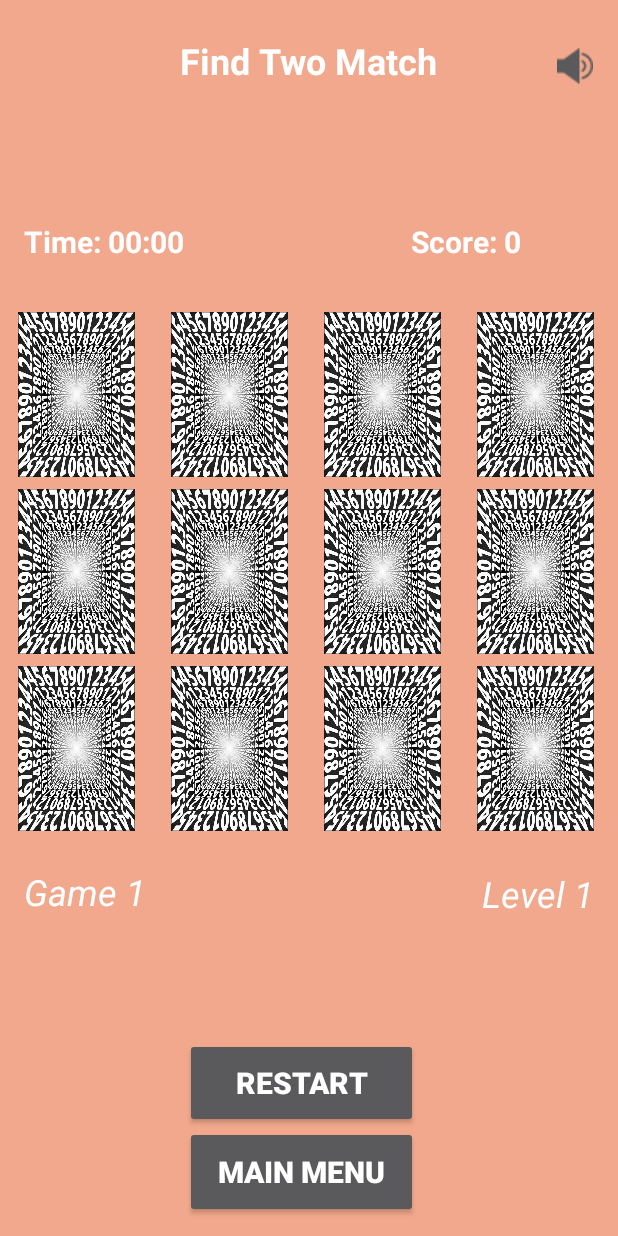
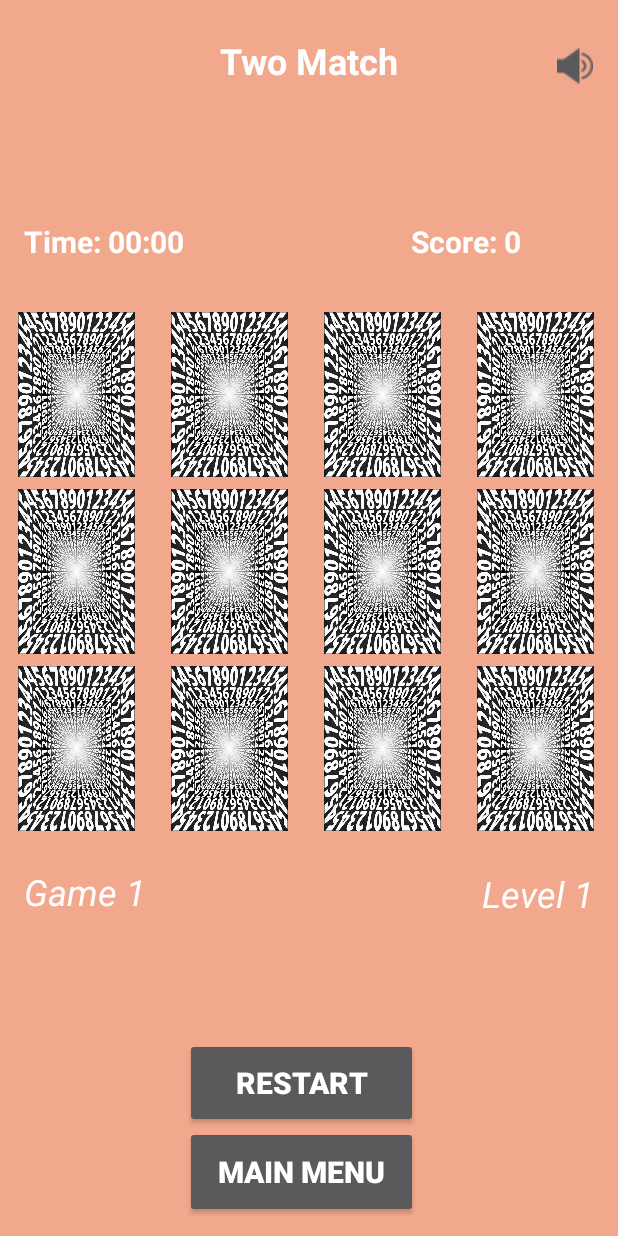
Before and after one commit to Lane29/MemoryGameProject, an Android app: the Game1Level1Activity screen opened directly, with no data from a screen before it, on a phone screen of 412 x 824 dp. Run offline under Robolectric (Android 15) with nearby library versions, the light colour scheme and no system bars.

Commit message:
Header fix

```diff
--- a/app/src/main/java/com/packtpub/memorygame/Game1Level1Activity.java
+++ b/app/src/main/java/com/packtpub/memorygame/Game1Level1Activity.java
@@ -128,7 +128,7 @@ public class Game1Level1Activity extends AppCompatActivity implements View.OnCli
 
     private void initTextInstructions(boolean deleteText) {
         TextView textInstructions = findViewById(R.id.textViewInstructions);
-        String str = "Find Two Match";
+        String str = "Two Match";
         if (deleteText) str = "";
         textInstructions.setText(str);
     }
```
